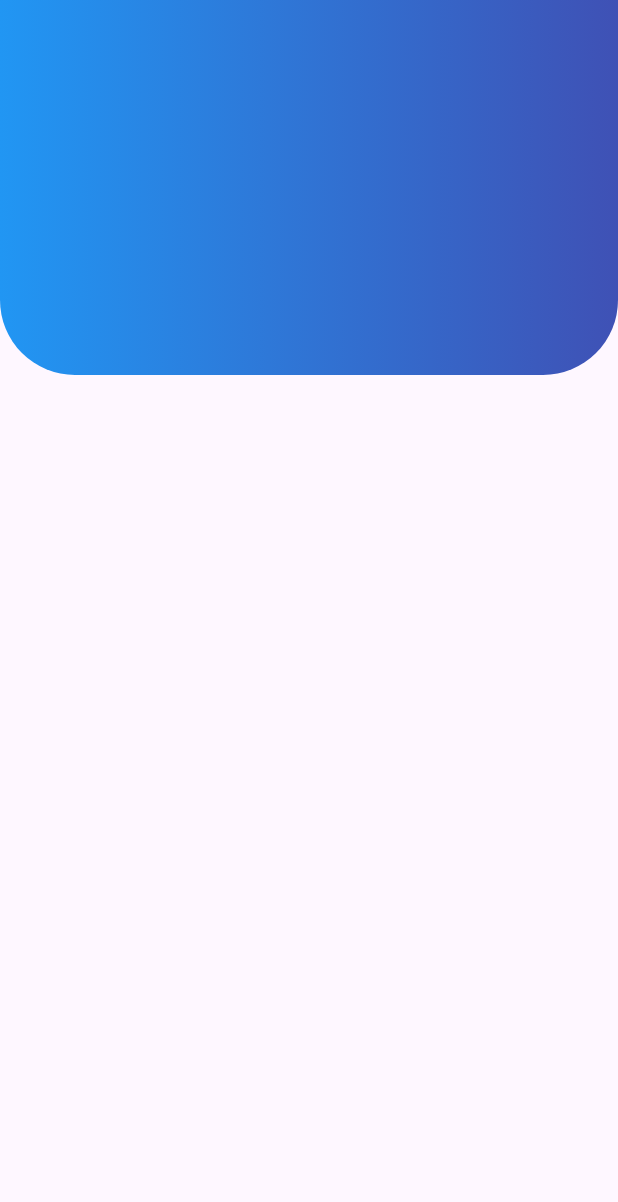
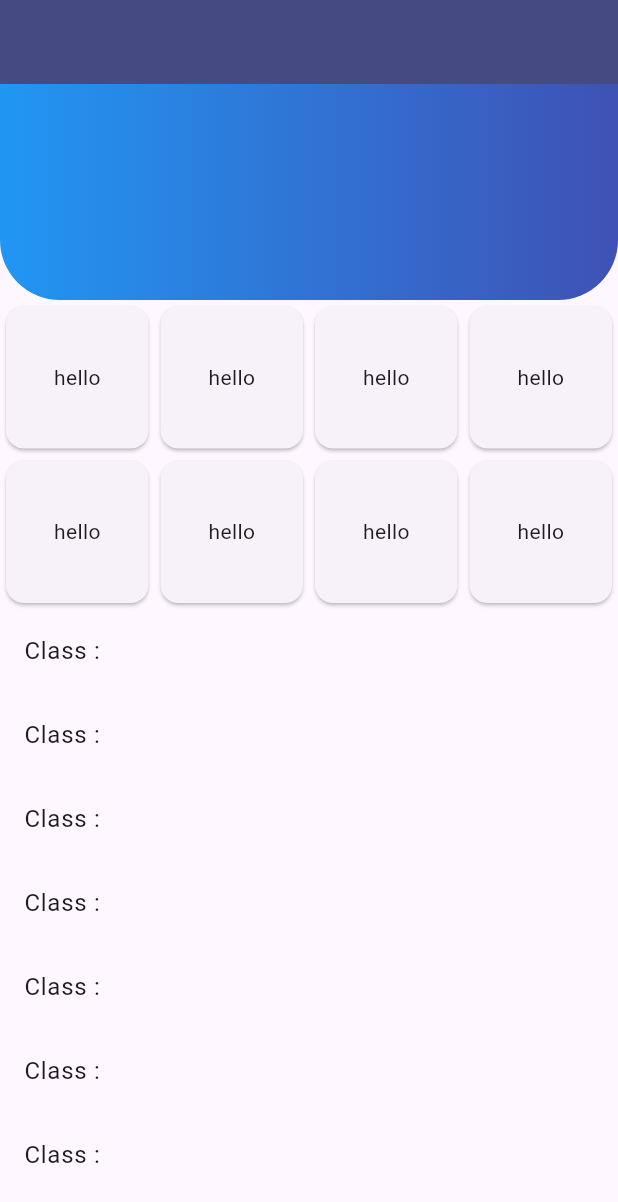
Before and after one commit to yogendra-khapangi/final_year_project, a Flutter app: the screen it shows after launch, on a phone screen of 412 x 824 dp. Shown: the top 1202 px of the screen. Run offline on Flutter 3.47's test engine with Material 3 defaults, Android fonts, the phone set to English and light mode, and no system bars.

Commit message:
second improve

```diff
--- a/lib/main.dart
+++ b/lib/main.dart
@@ -1,4 +1,5 @@
 import 'package:flutter/material.dart';
+import 'package:mymath/view/home.dart';
 
 void main() {
   runApp(const MyApp());
@@ -10,99 +11,108 @@ class MyApp extends StatelessWidget {
   @override
   Widget build(BuildContext context) {
     return MaterialApp(
+        debugShowCheckedModeBanner: false,
         title: 'Flutter Demo',
         theme: ThemeData(
-        colorScheme: ColorScheme.fromSeed(seedColor: Colors.deepPurple),
-        useMaterial3: true,
-      ),
-      home: Scaffold(
-        extendBodyBehindAppBar: true,
-        appBar: AppBar(
-          elevation: 0,
-          backgroundColor: Colors.transparent,
-        ),
-        body: SingleChildScrollView(
+            // colorScheme: ColorScheme.fromSeed(seedColor: Colors.deepPurple),
+            // useMaterial3: true,
+            primarySwatch: Colors.blue),
+        home: const MyHome()
+        // home: const MyProfile(),
+        );
+  }
+}
 
-          child: Column(
-            children: [
-              Stack(
-                children: [
-                  Container(
-                    width: MediaQuery.of(context).size.width,
-                    height: 250,
-                    decoration: const BoxDecoration(
-                        borderRadius: BorderRadius.only(
-                            bottomLeft: Radius.circular(50),
-                            bottomRight: Radius.circular(50)),
-                        gradient: LinearGradient(
-                            colors: [Colors.blue, Colors.indigo])),
-                  ),
-                  //  Positioned(
-                  //   top: 50,
-                  //   child: Padding(
-                  //     padding: const EdgeInsets.all(30.0),
-                  //     child: GridView.count(
-                  //       crossAxisCount: 3,
-                  //       shrinkWrap: true,
-                  //       children: const [
-                  //         Card(
-                  //           child: Center(
-                  //             child: Text("yogendra"),
+
+
+
+
+      // Scaffold(
+        // extendBodyBehindAppBar: true,
+        // appBar: AppBar(
+        //   elevation: 0,
+        //   backgroundColor: Colors.transparent,
+      //  ),
+        // body: Expanded(
+        //   child: SingleChildScrollView(
+        //     child: Column(
+        //       children: [
+        //         Expanded(
+        //           child: Expanded(
+        //             child: Stack(
+        //               children: [
+        //                 Container(
+        //                   width: MediaQuery.of(context).size.width,
+        //                   height: 200,
+        //                   decoration: const BoxDecoration(
+        //                       borderRadius: BorderRadius.only(
+        //                           bottomLeft: Radius.circular(50),
+        //                           bottomRight: Radius.circular(50)),
+        //                       gradient: LinearGradient(
+        //                           colors: [Colors.blue, Colors.indigo])),
+        //                 ),
+        //                 // Padding(
+        //                 //   padding: const EdgeInsets.all(0.0),
+        //                 //   child: GridView.count(
+        //                 //     crossAxisCount: 2,
+        //                 //     shrinkWrap: true,
+        //                 //     children: const [
+        //                 //       Card(
+        //                 //         child: Center(
+        //                 //           child: Text("yogendra"),
+        //                 //         ),
+        //                 //       ),
+        //                 //       Card(
+        //                 //         child: Center(
+        //                 //           child: Text("yogendra"),
+        //                 //         ),
+        //                 //       ),
+        //                 //       Card(
+        //                 //         child: Center(
+        //                 //           child: Text("yogendra"),
+        //                 //         ),
+        //                 //       ),
+        //                 //       Card(
+        //                 //         child: Center(
+        //                 //           child: Text("yogendra"),
+        //                 //         ),
+        //                 //       ),
+        //                 //       Card(
+        //                 //         child: Center(
+        //                 //           child: Text("yogendra"),
+        //                 //         ),
+        //                 //       ),
+        //                 //       Card(
+        //                 //         child: Center(
+        //                 //           child: Text("yogendra"),
+        //                 //         ),
+        //                 //       ),
+        //                 //     ],
+        //                 //   ),
+        //                 // ),
+        //               ],
+        //             ),
         //           ),
         //         ),
-                  //         Card(
-                  //           child: Center(
-                  //             child: Text("yogendra"),
-                  //           ),
-                  //         ),
-                  //         Card(
-                  //           child: Center(
-                  //             child: Text("yogendra"),
-                  //           ),
-                  //         ),
-                  //         Card(
-                  //           child: Center(
-                  //             child: Text("yogendra"),
-                  //           ),
-                  //         ),
-                  //         Card(
-                  //           child: Center(
-                  //             child: Text("yogendra"),
-                  //           ),
-                  //         ),
-                  //         Card(
-                  //           child: Center(
-                  //             child: Text("yogendra"),
-                  //           ),
-                  //         ),
+
+        //         // const ListTile(
+        //         //   leading: Icon(Icons.home),
+        //         //   title: Text("home"),
+        //         // ),
+        //         // const ListTile(
+        //         //   leading: Icon(Icons.home),
+        //         //   title: Text("home"),
+        //         // ),
+        //         // ListTile(
+        //         //   leading: Icon(Icons.home),
+        //         //   title: Text("home"),
+        //         // ),
+        //         // ListTile(
+        //         //   leading: Icon(Icons.home),
+        //         //   title: Text("home"),
+        //         // )
+        //         // const SizedBox(height:0,),
         //       ],
         //     ),
         //   ),
-                  // )
-                ],
-              ),
-
-              // const ListTile(
-              //   leading: Icon(Icons.home),
-              //   title: Text("home"),
         // ),
-              // const ListTile(
-              //   leading: Icon(Icons.home),
-              //   title: Text("home"),
-              // ),
-              // ListTile(
-              //   leading: Icon(Icons.home),
-              //   title: Text("home"),
-              // ),
-              // ListTile(
-              //   leading: Icon(Icons.home),
-              //   title: Text("home"),
-              // )
-              // const SizedBox(height:0,),
-            ],
-          ),
-        ),
-      ),
-    );
-  }
-}
--- a/lib/view/home.dart
+++ b/lib/view/home.dart
@@ -0,0 +1,206 @@
+import 'package:flutter/material.dart';
+
+class MyHome extends StatefulWidget {
+  const MyHome({super.key});
+
+  @override
+  State<MyHome> createState() => _MyHomeState();
+}
+
+class _MyHomeState extends State<MyHome> {
+  int selectedIndex = 0;
+  void onItemTapped(int index) {
+    setState(() {
+      selectedIndex = index;
+    });
+  }
+
+  @override
+  Widget build(BuildContext context) {
+    return Scaffold(
+        extendBodyBehindAppBar: true,
+        appBar: AppBar(
+          backgroundColor: const Color.fromARGB(255, 70, 74, 130),
+          // backgroundColor: Colors.transparent,
+          elevation: 0,
+        ),
+        body: SingleChildScrollView(
+          child: Column(children: [
+            Stack(
+              children: [
+                Container(
+                  height: 200,
+                  width: MediaQuery.of(context).size.width,
+                  decoration: const BoxDecoration(
+                      borderRadius: BorderRadius.only(
+                        bottomLeft: Radius.circular(40),
+                        bottomRight: Radius.circular(40),
+                      ),
+                      gradient:
+                          LinearGradient(colors: [Colors.blue, Colors.indigo])),
+                )
+              ],
+            ),
+            GridView.count(
+                padding: EdgeInsets.zero, // set padding to zero
+                physics: const NeverScrollableScrollPhysics(),
+                shrinkWrap: true,
+                crossAxisCount: 4,
+                children: const [
+                  Card(
+                    child: Center(
+                      child: Text("hello"),
+                    ),
+                  ),
+                  Card(
+                    child: Center(
+                      child: Text("hello"),
+                    ),
+                  ),
+                  Card(
+                    child: Center(
+                      child: Text("hello"),
+                    ),
+                  ),
+                  Card(
+                    child: Center(
+                      child: Text("hello"),
+                    ),
+                  ),
+                  Card(
+                    child: Center(
+                      child: Text("hello"),
+                    ),
+                  ),
+                  Card(
+                    child: Center(
+                      child: Text("hello"),
+                    ),
+                  ),
+                  Card(
+                    child: Center(
+                      child: Text("hello"),
+                    ),
+                  ),
+                  Card(
+                    child: Center(
+                      child: Text("hello"),
+                    ),
+                  ),
+                ]),
+            const ListTile(
+              title: Text("Class :"),
+            ),
+            const ListTile(
+              title: Text("Class :"),
+            ),
+            const ListTile(
+              title: Text("Class :"),
+            ),
+            const ListTile(
+              title: Text("Class :"),
+            ),
+            const ListTile(
+              title: Text("Class :"),
+            ),
+            const ListTile(
+              title: Text("Class :"),
+            ),
+            const ListTile(
+              title: Text("Class :"),
+            ),
+          ]),
+        ));
+  }
+}
+
+
+
+
+//       body: SingleChildScrollView(
+//         child: Column(
+//           children: [
+//             Stack(
+//               children: [
+//                 Container(
+//                   width: MediaQuery.of(context).size.width,
+//                   height: 250,
+//                   decoration: const BoxDecoration(
+//                       borderRadius: BorderRadius.only(
+//                           bottomLeft: Radius.circular(40),
+//                           bottomRight: Radius.circular(40)),
+//                       gradient:
+//                           LinearGradient(colors: [Colors.blue, Colors.indigo])),
+//                   child: Padding(
+//                     padding: EdgeInsets.fromLTRB(25, 150, 25, 0),
+//                     child: Expanded(
+//                       child: Row(
+//                         children: [
+//                           const TextField(
+//                             decoration: InputDecoration(
+//                               filled: true,
+//                               fillColor: Colors.white,
+
+//                               border: InputBorder.none,
+//             const ListTile(
+//               leading: Icon(Icons.home),
+//               title: Text("home"),
+//             ),
+//             const ListTile(
+//               leading: Icon(Icons.home),
+//               title: Text("home"),
+//             ),
+//           ],))
+//         ),)]
+//       ),
+//       bottomNavigationBar: CircleNavBar(
+//         activeIndex: selectedIndex,
+//         activeIcons: const [
+//           Icon(Icons.person, color: Colors.deepPurple),
+//           Icon(Icons.home, color: Colors.deepPurple),
+//           Icon(Icons.favorite, color: Colors.deepPurple),
+//         ],
+//         inactiveIcons: const [
+//           Text("My"),
+//           Text("Home"),
+//           Text("Like"),
+//         ],
+//         color: Colors.white,
+//         circleColor: Colors.white,
+//         height: 60,
+//         circleWidth: 60,
+
+//         // tabCurve: ,
+//         padding: const EdgeInsets.only(left: 16, right: 16, bottom: 20),
+//         cornerRadius: const BorderRadius.only(
+//           topLeft: Radius.circular(8),
+//           topRight: Radius.circular(8),
+//           bottomRight: Radius.circular(24),
+//           bottomLeft: Radius.circular(24),
+//         ),
+//         shadowColor: Colors.deepPurple,
+//         circleShadowColor: Colors.deepPurple,
+//         elevation: 10,
+//         gradient: const LinearGradient(
+//           begin: Alignment.topRight,
+//           end: Alignment.bottomLeft,
+//           colors: [Colors.blue, Colors.indigo],
+//         ),
+//         circleGradient: const LinearGradient(
+//           begin: Alignment.topRight,
+//           end: Alignment.bottomLeft,
+//           colors: [Colors.blue, Colors.indigo],
+//         ),
+//       ),
+//       floatingActionButton: FloatingActionButton(
+//           foregroundColor: Colors.white,
+//           backgroundColor: Colors.indigo,
+//           focusColor: Colors.indigo,
+//           child: const Icon(Icons.add),
+//           onPressed: () {
+//             Navigator.push(context,
+//                 MaterialPageRoute(builder: (context) => const MyProfile()));
+//           }),
+//     )));
+//   }
+// }
--- a/pubspec.yaml
+++ b/pubspec.yaml
@@ -35,6 +35,7 @@ dependencies:
   # The following adds the Cupertino Icons font to your application.
   # Use with the CupertinoIcons class for iOS style icons.
   cupertino_icons: ^1.0.2
+  circle_nav_bar:
 
 dev_dependencies:
   flutter_test:
```
Also changed, not shown: lib/view/profile_page.dart (added, +128 -0 lines), pubspec.lock. Lines whose indentation alone changed are shown as unchanged.
